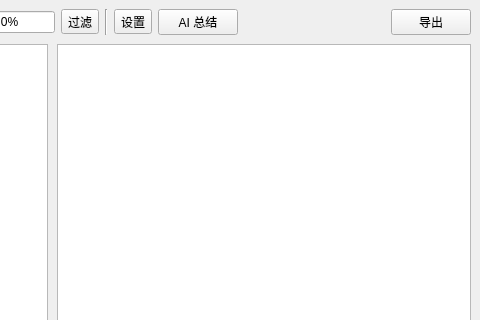
The window that src/views/home/home.ui (Hunlongyu/work_report) describes before a commit, drawn with Qt 5; both pictures show x 683 to 1163 and y 0 to 320 of the 1163 by 691 pixel window.
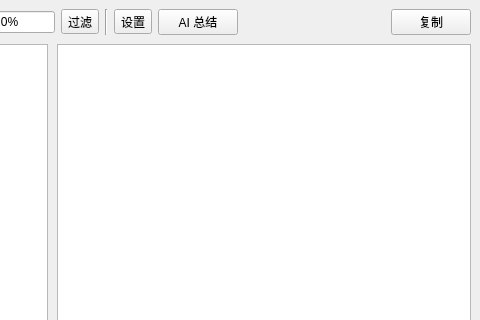
The same window after the commit.

Commit message: feat(ai): 添加 AI 总结功能并优化 Key 验证- 新增 AITask 和 AIKeyCheckTask 类实现 AI 总结和 Key 验证功能- 在 Home 页面集成 AI 总结按钮和相关 UI - 修改 Settings 页面，使用新创建的 AIKeyCheckTask 进行 Key验证 - 优化 AI总结和 Key 验证的错误处理和用户提示

```diff
--- a/src/views/home/home.ui
+++ b/src/views/home/home.ui
@@ -255,7 +255,7 @@
       <item row="0" column="17">
        <widget class="QPushButton" name="btn_export">
         <property name="text">
-         <string>导出</string>
+         <string>复制</string>
         </property>
        </widget>
       </item>
```
Left out of the diff: 4 changed lines with no effect on the pictures. The commit also changes 6 other files.
